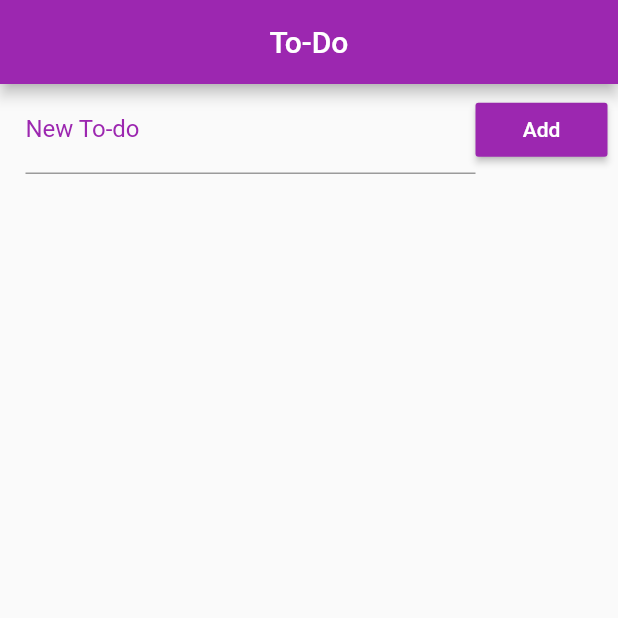
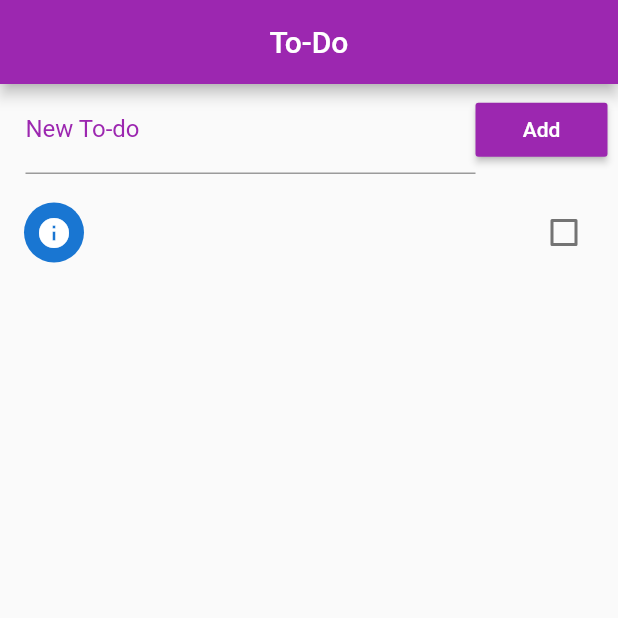
Before and after one commit to manuelernesto/flutter_todo_app, a Flutter app: the screen it shows after launch, after a tap on "Add", on a phone screen of 412 x 824 dp, the top half of it. Run offline on Flutter 3.47's test engine with Material 2 defaults, Android fonts, the phone set to English and light mode, and no system bars.

Commit message:
finishing my to-do flutter app

```diff
--- a/lib/main.dart
+++ b/lib/main.dart
@@ -16,7 +16,31 @@ class Home extends StatefulWidget {
 }
 
 class _HomeState extends State<Home> {
+  final _controller = TextEditingController();
   List _toDoList = [];
+  Map<String, dynamic> _lastRemoved = Map();
+  int _lastRemovedPosition;
+
+  @override
+  void initState() {
+    super.initState();
+    _readData().then((data) {
+      setState(() {
+        _toDoList = jsonDecode(data);
+      });
+    });
+  }
+
+  void _addTodo() {
+    setState(() {
+      Map<String, dynamic> newTodo = Map();
+      newTodo["title"] = _controller.text;
+      newTodo["ok"] = false;
+      _controller.text = "";
+      _toDoList.add(newTodo);
+      _saveData();
+    });
+  }
 
   Future<File> _getFile() async {
     final directory = await getApplicationDocumentsDirectory();
@@ -38,6 +62,78 @@ class _HomeState extends State<Home> {
     }
   }
 
+  Widget _buildItem(BuildContext context, int index) {
+    return Dismissible(
+      key: Key(DateTime.now().millisecondsSinceEpoch.toString()),
+      background: Container(
+        color: Colors.red,
+        child: Align(
+          alignment: Alignment(-0.9, 0.0),
+          child: Icon(
+            Icons.delete,
+            color: Colors.white,
+          ),
+        ),
+      ),
+      direction: DismissDirection.startToEnd,
+      child: CheckboxListTile(
+        title: Text(_toDoList[index]["title"]),
+        value: _toDoList[index]["ok"],
+        secondary: CircleAvatar(
+          child: Icon(_toDoList[index]["ok"] ? Icons.check : Icons.info),
+        ),
+        onChanged: (isChecked) {
+          setState(() {
+            _toDoList[index]["ok"] = isChecked;
+            _saveData();
+          });
+        },
+      ),
+      onDismissed: (direction) {
+        setState(() {
+          _lastRemoved = Map.from(_toDoList[index]);
+          _lastRemovedPosition = index;
+          _toDoList.removeAt(index);
+
+          _saveData();
+
+          final snackbar = SnackBar(
+            content: Text("\"${_lastRemoved['title']}\" removed"),
+            action: SnackBarAction(
+                label: "undo",
+                onPressed: () {
+                  setState(() {
+                    _toDoList.insert(_lastRemovedPosition, _lastRemoved);
+                    _saveData();
+                  });
+                }),
+            duration: Duration(seconds: 2),
+          );
+          Scaffold.of(context).showSnackBar(snackbar);
+        });
+      },
+    );
+  }
+
+  Future<Null> _refresh() async {
+    await Future.delayed(Duration(seconds: 1));
+
+    setState(() {
+      _toDoList.sort((a, b) {
+        if (a["ok"] && !b["ok"])
+          return 1;
+        else if (!a["ok"] && b["ok"])
+          return -1;
+        else
+          return 0;
+      });
+
+      _saveData();
+    });
+
+    return null;
+  }
+
   @override
   Widget build(BuildContext context) {
     return Scaffold(
@@ -54,6 +150,7 @@ class _HomeState extends State<Home> {
               children: <Widget>[
                 Expanded(
                   child: TextField(
+                    controller: _controller,
                     decoration: InputDecoration(
                         labelText: "New To-do",
                         labelStyle: TextStyle(color: Colors.purple)),
@@ -63,10 +160,17 @@ class _HomeState extends State<Home> {
                     color: Colors.purple,
                     child: Text("Add"),
                     textColor: Colors.white,
-                    onPressed: () {})
+                    onPressed: _addTodo)
               ],
             ),
-          )
+          ),
+          Expanded(
+              child: RefreshIndicator(
+                  child: ListView.builder(
+                      padding: EdgeInsets.only(top: 10),
+                      itemCount: _toDoList.length,
+                      itemBuilder: _buildItem),
+                  onRefresh: _refresh))
         ],
       ),
     );
```
